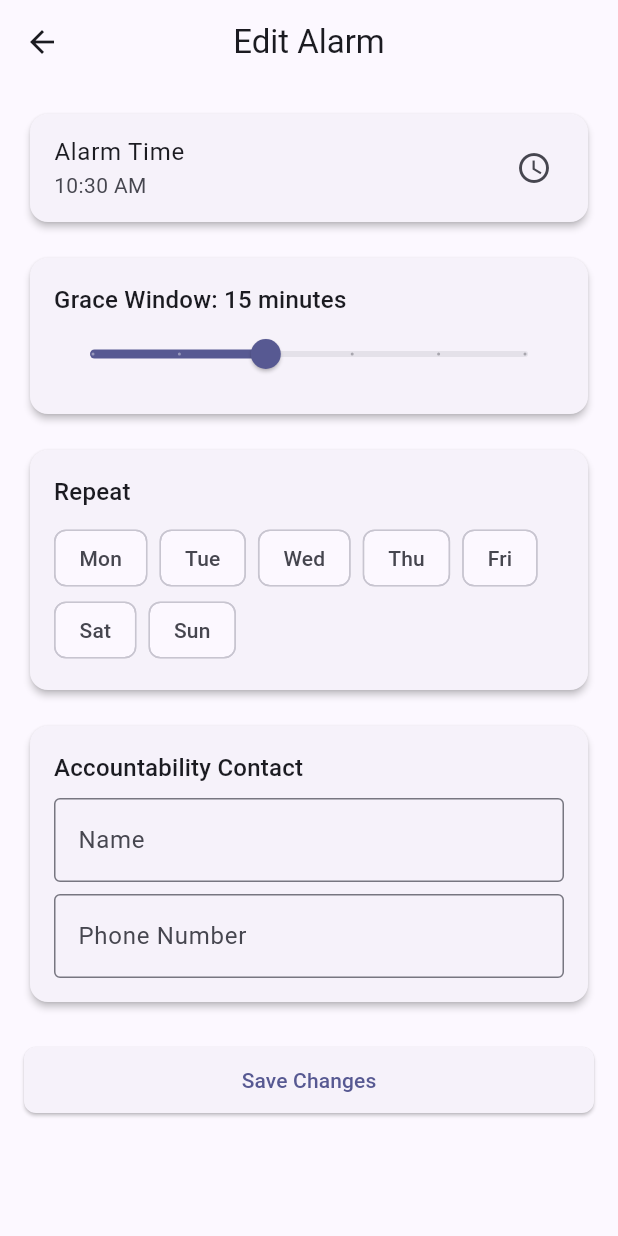
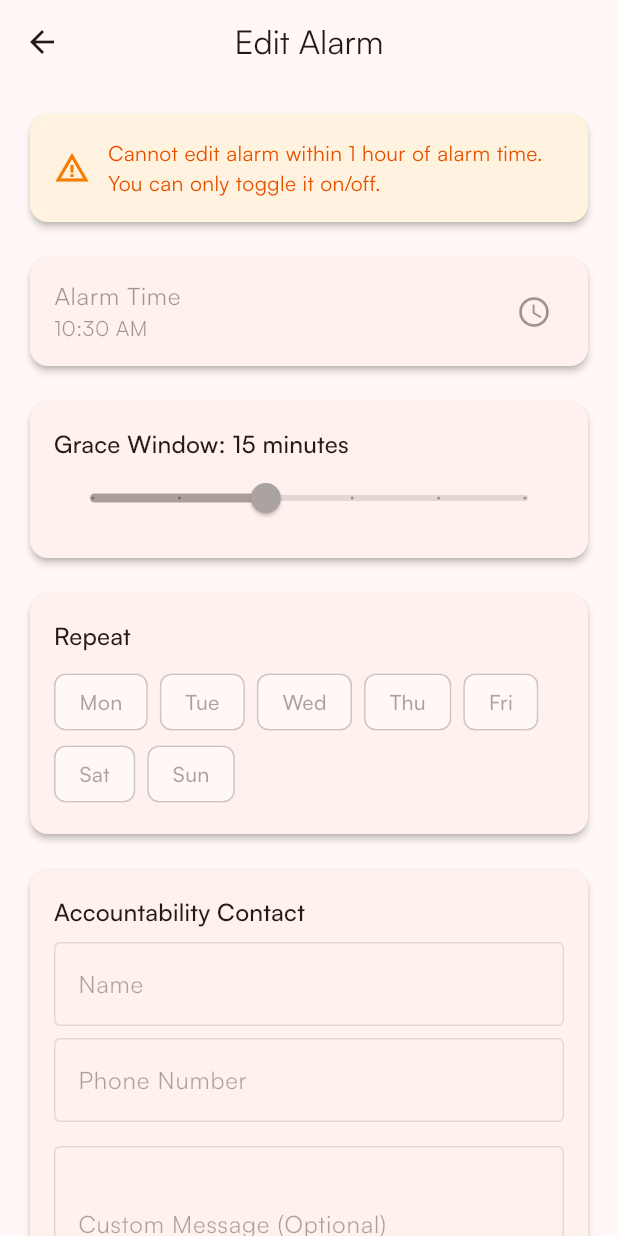
Before and after one commit to hfritz34/Ventus, a Flutter app: the EditAlarmScreen screen opened directly with empty values, on a phone screen of 412 x 824 dp. Run offline on Flutter 3.47's test engine with Material 3 defaults, Android fonts, the phone set to English and light mode, and no system bars; our stand-ins replace camera, flutter_local_notifications, flutter_riverpod, go_router, hive, hive_flutter and 3 more; missing offline and left inert: amplify_api, amplify_auth_cognito, amplify_flutter, amplify_storage_s3; accounts and stored records are empty; project files that could hold a hidden picture were left out.

Commit message:
add custom sms messages and alarm edit restrictions

```diff
--- a/app/lib/core/constants/app_theme.dart
+++ b/app/lib/core/constants/app_theme.dart
@@ -4,8 +4,9 @@ class AppTheme {
   static ThemeData get lightTheme {
     return ThemeData(
       useMaterial3: true,
+      fontFamily: 'Satoshi',
       colorScheme: ColorScheme.fromSeed(
-        seedColor: const Color(0xFF6366F1), // Indigo
+        seedColor: const Color(0xFFFF6B35), // Orange sun theme
         brightness: Brightness.light,
       ),
       appBarTheme: const AppBarTheme(
@@ -32,8 +33,9 @@ class AppTheme {
   static ThemeData get darkTheme {
     return ThemeData(
       useMaterial3: true,
+      fontFamily: 'Satoshi',
       colorScheme: ColorScheme.fromSeed(
-        seedColor: const Color(0xFF6366F1), // Indigo
+        seedColor: const Color(0xFFFF6B35), // Orange sun theme
         brightness: Brightness.dark,
       ),
       appBarTheme: const AppBarTheme(
--- a/app/lib/core/services/photo_verification_service.dart
+++ b/app/lib/core/services/photo_verification_service.dart
@@ -14,6 +14,7 @@ class PhotoVerificationService {
     required String photoPath,
     required String contactPhone,
     String? userName,
+    String? customMessage,
   }) async {
     try {
       // 1. Upload photo to S3
@@ -37,6 +38,7 @@ class PhotoVerificationService {
         'bucketName': bucketName,
         'contactPhone': contactPhone,
         'userName': userName ?? 'Your friend',
+        if (customMessage != null) 'customMessage': customMessage,
       });
 
       _logger.i('Calling verification API...');
--- a/app/lib/features/alarm/models/alarm.dart
+++ b/app/lib/features/alarm/models/alarm.dart
@@ -29,6 +29,9 @@ class Alarm {
   @HiveField(7)
   final DateTime createdAt;
 
+  @HiveField(8)
+  final String? customAccountabilityMessage;
+
   Alarm({
     String? id,
     required this.alarmTime,
@@ -37,9 +40,62 @@ class Alarm {
     this.repeatDays = const [],
     this.accountabilityContactName,
     this.accountabilityContactPhone,
+    this.customAccountabilityMessage,
     DateTime? createdAt,
   })  : id = id ?? const Uuid().v4(),
         createdAt = createdAt ?? DateTime.now();
+
+  /// Check if alarm can be edited (must be >1 hour until next alarm time)
+  bool canEdit() {
+    final now = DateTime.now();
+
+    // If alarm has repeat days, check next occurrence
+    if (repeatDays.isNotEmpty) {
+      final nextAlarm = _getNextAlarmTime();
+      return nextAlarm.difference(now).inHours >= 1;
+    }
+
+    // For one-time alarms
+    return alarmTime.difference(now).inHours >= 1;
+  }
+
+  /// Get next alarm time considering repeat days
+  DateTime _getNextAlarmTime() {
+    final now = DateTime.now();
+    final todayAlarm = DateTime(
+      now.year,
+      now.month,
+      now.day,
+      alarmTime.hour,
+      alarmTime.minute,
+    );
+
+    if (repeatDays.isEmpty) {
+      return todayAlarm.isAfter(now) ? todayAlarm : todayAlarm.add(const Duration(days: 1));
+    }
+
+    // Find next occurrence from repeat days
+    for (int i = 0; i < 7; i++) {
+      final checkDate = now.add(Duration(days: i));
+      final weekday = checkDate.weekday; // 1=Monday, 7=Sunday
+
+      if (repeatDays.contains(weekday)) {
+        final alarmDateTime = DateTime(
+          checkDate.year,
+          checkDate.month,
+          checkDate.day,
+          alarmTime.hour,
+          alarmTime.minute,
+        );
+
+        if (alarmDateTime.isAfter(now)) {
+          return alarmDateTime;
+        }
+      }
+    }
+
+    return todayAlarm;
+  }
 
   Alarm copyWith({
     String? id,
@@ -49,6 +105,7 @@ class Alarm {
     List<int>? repeatDays,
     String? accountabilityContactName,
     String? accountabilityContactPhone,
+    String? customAccountabilityMessage,
     DateTime? createdAt,
   }) {
     return Alarm(
@@ -59,6 +116,7 @@ class Alarm {
       repeatDays: repeatDays ?? this.repeatDays,
       accountabilityContactName: accountabilityContactName ?? this.accountabilityContactName,
       accountabilityContactPhone: accountabilityContactPhone ?? this.accountabilityContactPhone,
+      customAccountabilityMessage: customAccountabilityMessage ?? this.customAccountabilityMessage,
       createdAt: createdAt ?? this.createdAt,
     );
   }
@@ -72,6 +130,7 @@ class Alarm {
       'repeatDays': repeatDays,
       'accountabilityContactName': accountabilityContactName,
       'accountabilityContactPhone': accountabilityContactPhone,
+      'customAccountabilityMessage': customAccountabilityMessage,
       'createdAt': createdAt.toIso8601String(),
     };
   }
@@ -85,7 +144,16 @@ class Alarm {
       repeatDays: (json['repeatDays'] as List<dynamic>).cast<int>(),
       accountabilityContactName: json['accountabilityContactName'] as String?,
       accountabilityContactPhone: json['accountabilityContactPhone'] as String?,
+      customAccountabilityMessage: json['customAccountabilityMessage'] as String?,
       createdAt: DateTime.parse(json['createdAt'] as String),
     );
   }
+
+  /// Get the accountability message with username substitution
+  String getAccountabilityMessage(String username) {
+    if (customAccountabilityMessage != null && customAccountabilityMessage!.isNotEmpty) {
+      return customAccountabilityMessage!.replaceAll('{username}', username);
+    }
+    return '$username missed their Ventus alarm this morning! Time to check in on them 😴';
+  }
 }
--- a/app/lib/features/alarm/screens/edit_alarm_screen.dart
+++ b/app/lib/features/alarm/screens/edit_alarm_screen.dart
@@ -21,6 +21,7 @@ class _EditAlarmScreenState extends ConsumerState<EditAlarmScreen> {
   late Set<int> _selectedDays;
   late TextEditingController _contactNameController;
   late TextEditingController _contactPhoneController;
+  late TextEditingController _customMessageController;
 
   @override
   void initState() {
@@ -37,12 +38,16 @@ class _EditAlarmScreenState extends ConsumerState<EditAlarmScreen> {
     _contactPhoneController = TextEditingController(
       text: widget.alarm.accountabilityContactPhone ?? '',
     );
+    _customMessageController = TextEditingController(
+      text: widget.alarm.customAccountabilityMessage ?? '',
+    );
   }
 
   @override
   void dispose() {
     _contactNameController.dispose();
     _contactPhoneController.dispose();
+    _customMessageController.dispose();
     super.dispose();
   }
 
@@ -76,6 +81,9 @@ class _EditAlarmScreenState extends ConsumerState<EditAlarmScreen> {
       accountabilityContactPhone: _contactPhoneController.text.isNotEmpty
           ? _contactPhoneController.text
           : null,
+      customAccountabilityMessage: _customMessageController.text.isNotEmpty
+          ? _customMessageController.text
+          : null,
     );
 
     ref.read(alarmProvider.notifier).updateAlarm(updatedAlarm);
@@ -87,6 +95,8 @@ class _EditAlarmScreenState extends ConsumerState<EditAlarmScreen> {
 
   @override
   Widget build(BuildContext context) {
+    final canEdit = widget.alarm.canEdit();
+
     return Scaffold(
       appBar: AppBar(
         title: const Text('Edit Alarm'),
@@ -94,12 +104,33 @@ class _EditAlarmScreenState extends ConsumerState<EditAlarmScreen> {
       body: ListView(
         padding: const EdgeInsets.all(16),
         children: [
+          if (!canEdit)
+            Card(
+              color: Colors.orange[50],
+              child: Padding(
+                padding: const EdgeInsets.all(16),
+                child: Row(
+                  children: [
+                    Icon(Icons.warning_amber, color: Colors.orange[700]),
+                    const SizedBox(width: 12),
+                    Expanded(
+                      child: Text(
+                        'Cannot edit alarm within 1 hour of alarm time. You can only toggle it on/off.',
+                        style: TextStyle(color: Colors.orange[900]),
+                      ),
+                    ),
+                  ],
+                ),
+              ),
+            ),
+          if (!canEdit) const SizedBox(height: 16),
           Card(
             child: ListTile(
               title: const Text('Alarm Time'),
               subtitle: Text(_selectedTime.format(context)),
               trailing: const Icon(Icons.access_time),
-              onTap: _selectTime,
+              onTap: canEdit ? _selectTime : null,
+              enabled: canEdit,
             ),
           ),
           const SizedBox(height: 16),
@@ -119,9 +150,11 @@ class _EditAlarmScreenState extends ConsumerState<EditAlarmScreen> {
                     max: 30,
                     divisions: 5,
                     label: '$_graceWindowMinutes min',
-                    onChanged: (value) {
+                    onChanged: canEdit
+                        ? (value) {
                             setState(() => _graceWindowMinutes = value.toInt());
-                    },
+                          }
+                        : null,
                   ),
                 ],
               ),
@@ -154,7 +187,8 @@ class _EditAlarmScreenState extends ConsumerState<EditAlarmScreen> {
                         FilterChip(
                           label: Text(day.$2),
                           selected: _selectedDays.contains(day.$1),
-                          onSelected: (selected) {
+                          onSelected: canEdit
+                              ? (selected) {
                                   setState(() {
                                     if (selected) {
                                       _selectedDays.add(day.$1);
@@ -162,7 +196,8 @@ class _EditAlarmScreenState extends ConsumerState<EditAlarmScreen> {
                                       _selectedDays.remove(day.$1);
                                     }
                                   });
-                          },
+                                }
+                              : null,
                         ),
                     ],
                   ),
@@ -188,6 +223,7 @@ class _EditAlarmScreenState extends ConsumerState<EditAlarmScreen> {
                       labelText: 'Name',
                       border: OutlineInputBorder(),
                     ),
+                    enabled: canEdit,
                   ),
                   const SizedBox(height: 8),
                   TextField(
@@ -197,6 +233,29 @@ class _EditAlarmScreenState extends ConsumerState<EditAlarmScreen> {
                       border: OutlineInputBorder(),
                     ),
                     keyboardType: TextInputType.phone,
+                    enabled: canEdit,
+                  ),
+                  const SizedBox(height: 16),
+                  TextField(
+                    controller: _customMessageController,
+                    decoration: const InputDecoration(
+                      labelText: 'Custom Message (Optional)',
+                      hintText: 'Use {username} as placeholder',
+                      border: OutlineInputBorder(),
+                      helperText: 'Leave empty for default message',
+                    ),
+                    maxLines: 3,
+                    maxLength: 160,
+                    enabled: canEdit,
+                    onChanged: (_) => setState(() {}),
+                  ),
+                  const SizedBox(height: 8),
+                  Text(
+                    'Preview: ${_customMessageController.text.isEmpty ? "{username} missed their Ventus alarm this morning! Time to check in on them 😴" : _customMessageController.text.replaceAll("{username}", "YourName")}',
+                    style: Theme.of(context).textTheme.bodySmall?.copyWith(
+                          fontStyle: FontStyle.italic,
+                          color: Colors.grey[600],
+                        ),
                   ),
                 ],
               ),
@@ -204,7 +263,7 @@ class _EditAlarmScreenState extends ConsumerState<EditAlarmScreen> {
           ),
           const SizedBox(height: 24),
           ElevatedButton(
-            onPressed: _saveAlarm,
+            onPressed: canEdit ? _saveAlarm : null,
             child: const Text('Save Changes'),
           ),
         ],
--- a/app/lib/features/camera/screens/camera_capture_screen.dart
+++ b/app/lib/features/camera/screens/camera_capture_screen.dart
@@ -69,6 +69,7 @@ class _CameraCaptureScreenState extends ConsumerState<CameraCaptureScreen> {
         photoPath: '', // Empty path signals grace expiration
         contactPhone: alarm.accountabilityContactPhone ?? '',
         userName: userName,
+        customMessage: alarm.customAccountabilityMessage,
       );
     } catch (e) {
       // Log error but continue
@@ -159,6 +160,7 @@ class _CameraCaptureScreenState extends ConsumerState<CameraCaptureScreen> {
         photoPath: imagePath,
         contactPhone: alarm.accountabilityContactPhone ?? '',
         userName: userName,
+        customMessage: alarm.customAccountabilityMessage,
       );
 
       // Hide loading dialog
```
Also changed, not shown: app/lib/features/alarm/screens/add_alarm_screen.dart (+26 -0 lines), app/pubspec.yaml (+14 -25 lines), app/assets/fonts/Satoshi-Black.otf (added), app/assets/fonts/Satoshi-BlackItalic.otf (added), app/assets/fonts/Satoshi-Bold.otf (added), app/assets/fonts/Satoshi-BoldItalic.otf (added), app/assets/fonts/Satoshi-Italic.otf (added), app/assets/fonts/Satoshi-Light.otf (added), app/assets/fonts/Satoshi-LightItalic.otf (added), app/assets/fonts/Satoshi-Medium.otf (added), app/assets/fonts/Satoshi-MediumItalic.otf (added), app/assets/fonts/Satoshi-Regular.otf (added), app/assets/fonts/Satoshi-Variable.ttf (added), app/assets/fonts/Satoshi-VariableItalic.ttf (added), 1 more files, 1 other file. Lines whose indentation alone changed are shown as unchanged.
